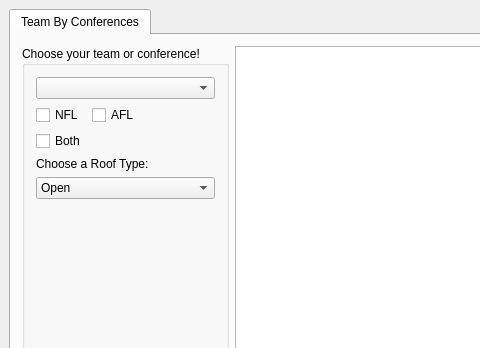
This is mainwindow.ui in OneEcho/NFL-Football-Project as Qt 5 draws it before an edit; both pictures show x 0 to 480 and y 0 to 348 of the 1120 by 626 pixel window. The edited form follows.
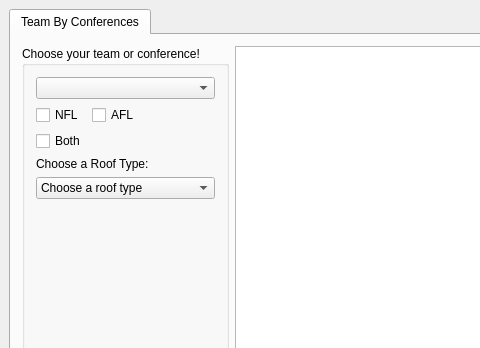
This is the edited form.

Commit message: added dropdown option

Diff of the .ui file:
```diff
--- a/mainwindow.ui
+++ b/mainwindow.ui
@@ -70,6 +70,11 @@
          </item>
          <item row="4" column="0" colspan="2">
           <widget class="QComboBox" name="roofComboBox">
+           <item>
+            <property name="text">
+             <string>Choose a roof type</string>
+            </property>
+           </item>
            <item>
             <property name="text">
              <string>Open</string>
```
Left out of the diff: 2 changed lines with no effect on the pictures.
